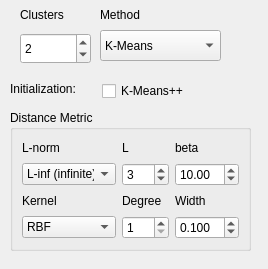
Before: the Qt Designer form _AlgorithmsPlugins/KernelMethods/paramsKM.ui in b4silio/MLDemos, drawn with Qt 5.
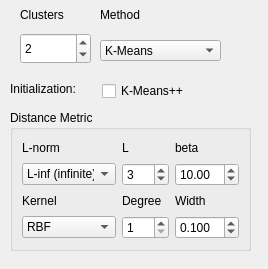
After: the same form once the commit is applied.

```diff
--- a/_AlgorithmsPlugins/KernelMethods/paramsKM.ui
+++ b/_AlgorithmsPlugins/KernelMethods/paramsKM.ui
@@ -62,9 +62,9 @@
    <property name="geometry">
     <rect>
      <x>100</x>
-     <y>30</y>
+     <y>40</y>
      <width>121</width>
-     <height>31</height>
+     <height>21</height>
     </rect>
    </property>
    <property name="font">
```
Left out of the diff: 5 changed lines with no effect on the pictures.
